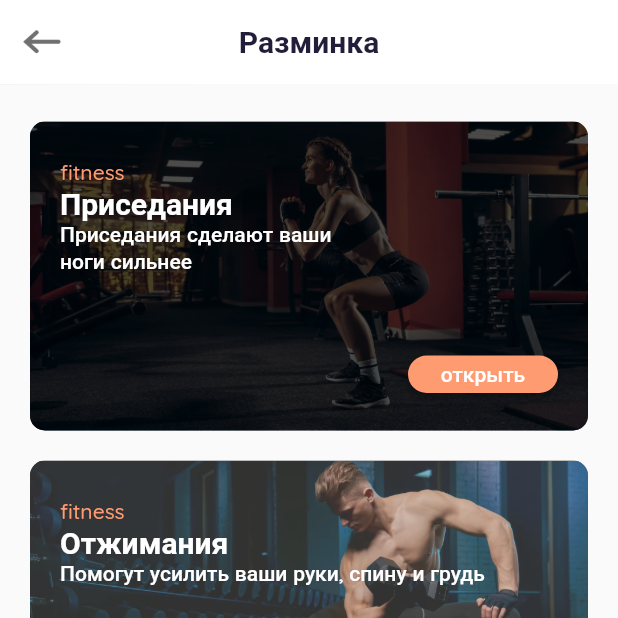
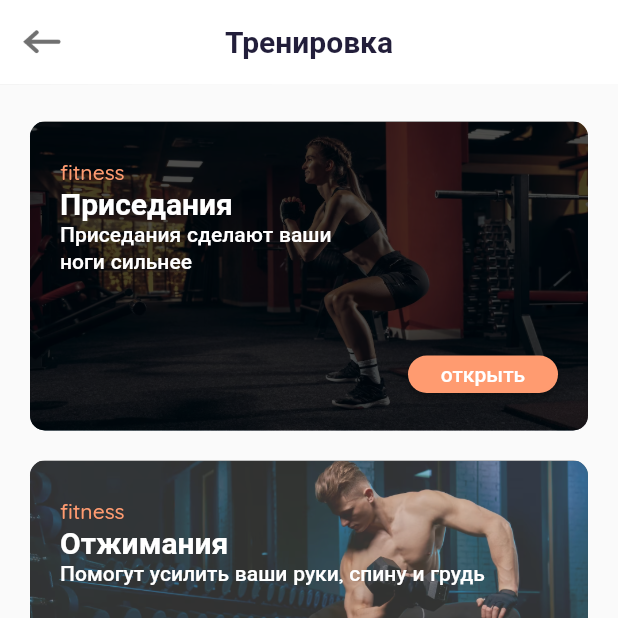
Before and after one commit to masyanya12/workout_fitness, a Flutter app: the WorkoutView screen opened directly, on a phone screen of 412 x 824 dp, the top half of it. Run offline on Flutter 3.47's test engine with Material 3 defaults, Android fonts, the phone set to English and light mode, and no system bars; our stand-ins replace carousel_slider, flutter_calendar_carousel, flutter_rating_bar, simple_circular_progress_bar.

```diff
--- a/lib/common/color_extension.dart
+++ b/lib/common/color_extension.dart
@@ -12,4 +12,18 @@ class TColor {
   static Color get gray => const Color(0xff8C8C8C);
   static Color get divider => const Color(0xffE1E1E1);
 
+  static Color get primaryColor1 => const Color(0xff92A3FD);
+  static Color get primaryColor2 => const Color(0xff9DCEFF);
+
+  static Color get secondaryColor1 => const Color(0xffC58BF2);
+  static Color get secondaryColor2 => const Color(0xffEEA4CE);
+
+
+  static List<Color> get primaryG => [ primaryColor2, primaryColor1 ];
+  static List<Color> get secondaryG => [secondaryColor2, secondaryColor1];
+
+  static Color get black => const Color(0xff1D1617);
+  static Color get lightGray => const Color(0xffF7F8F8);
+
+
 }
--- a/lib/common_widget/round_button.dart
+++ b/lib/common_widget/round_button.dart
@@ -2,7 +2,7 @@ import 'package:flutter/material.dart';
 
 import '../common/color_extension.dart';
 
-enum RoundButtonType { primary, primaryText }
+enum RoundButtonType { primary, primaryText, bgGradient }
 
 class RoundButton extends StatelessWidget {
   final String title;
--- a/lib/main.dart
+++ b/lib/main.dart
@@ -1,8 +1,6 @@
 import 'package:flutter/material.dart';
 import 'package:workout_fitness/view/login/on_boarding_view.dart';
-// import 'package:workout_fitness/view/login/on_boarding_view.dart';
 import 'package:workout_fitness/view/menu/menu_view.dart';
-
 import 'common/color_extension.dart';
 
 void main() {
--- a/lib/view/exercise/exercise_view_2.dart
+++ b/lib/view/exercise/exercise_view_2.dart
@@ -96,7 +96,7 @@ class _ExerciseView2State extends State<ExerciseView2> {
               Expanded(
                 flex: 2,
                 child: TabButton2(
-                  title: "Тело",
+                  title: "Торс",
                   isActive: isActiveTab == 3,
                   onPressed: () {
                     setState(() {
--- a/lib/help_view/help_view.dart
+++ b/lib/view/help_view/help_view.dart
@@ -53,7 +53,7 @@ class _HelpViewState extends State<HelpView> {
             Padding(
               padding: const EdgeInsets.symmetric(vertical: 8, horizontal: 20),
               child: Text(
-                "Если вы нашли проблему, или вам нужна помощь, пишите на нашу почту ;)\n\n С уважением, администрация Lyubar Fit",
+                "Если вы нашли проблему или вам нужна помощь, пишите на нашу почту ;)\n\n С уважением, администрация Lyubar Fit",
                 style: TextStyle(color: TColor.secondaryText, fontSize: 16),
               ),
             ),
--- a/lib/view/menu/yoga_view.dart
+++ b/lib/view/menu/yoga_view.dart
@@ -16,11 +16,11 @@ class _YogaViewState extends State<YogaView> {
     {"name": "Бег", "image": "assets/img/1.png"},
     {"name": "Прыжки", "image": "assets/img/2.png"},
     {
-      "name": "Бег",
+      "name": "Планка",
       "image": "assets/img/5.png",
     },
     {
-      "name": "Прыжки",
+      "name": "Приседания",
       "image": "assets/img/3.png",
     },
   ];
--- a/lib/view/workout/workout_view.dart
+++ b/lib/view/workout/workout_view.dart
@@ -57,7 +57,7 @@ class _WorkoutViewState extends State<WorkoutView> {
               height: 25,
             )),
         title: Text(
-          "Разминка",
+          "Тренировка",
           style: TextStyle(
               color: TColor.primaryText,
               fontSize: 20,
--- a/lib/view/workout/workout_view_2.dart
+++ b/lib/view/workout/workout_view_2.dart
@@ -14,13 +14,13 @@ class WorkoutView2 extends StatefulWidget {
 class _WorkoutView2State extends State<WorkoutView2> {
   List workArr = [
     {"name": "Отжимания", "image": "assets/img/1.png"},
-    {"name": "Сгибание ног", "image": "assets/img/2.png"},
+    {"name": "Скручивания", "image": "assets/img/2.png"},
     {
-      "name": "Отжимания",
+      "name": "Выпады",
       "image": "assets/img/5.png",
     },
     {
-      "name": "Альпинист",
+      "name": "Прыжки",
       "image": "assets/img/3.png",
     },
   ];
@@ -43,7 +43,7 @@ class _WorkoutView2State extends State<WorkoutView2> {
               height: 25,
             )),
         title: Text(
-          "Разминка",
+          "Тренировка",
           style: TextStyle(
               color: TColor.white, fontSize: 20, fontWeight: FontWeight.w700),
         ),
--- a/pubspec.yaml
+++ b/pubspec.yaml
@@ -41,6 +41,9 @@ dependencies:
   flutter_rating_bar: ^4.0.1
   flutter_calendar_carousel: ^2.4.2
   simple_circular_progress_bar: ^1.0.2
+  fl_chart: ^0.65.0
+  simple_animation_progress_bar: ^1.6.0
+  animated_toggle_switch: ^0.8.0
 
 
 dev_dependencies:
```
Also changed, not shown: lib/view/menu/menu_view.dart (+25 -1 lines), lib/view/workout/workout_detail_view.dart (+4 -4 lines), assets/img/on_board_1.png, assets/img/on_board_2.png, assets/img/on_board_3.png, assets/img/on_board_bg.png, assets/img/u12.png (deleted), assets/img/u2.png (deleted), pubspec.lock.
